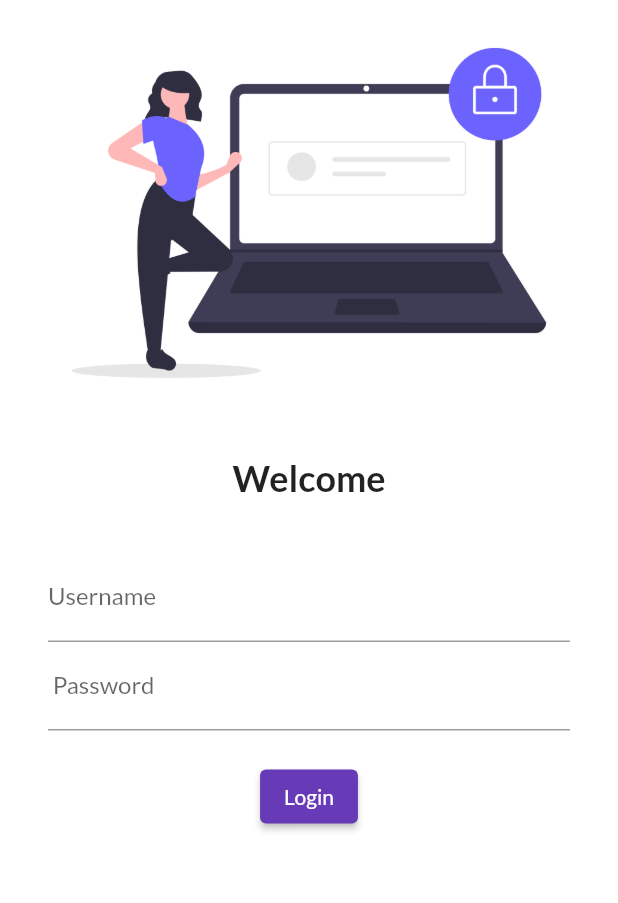
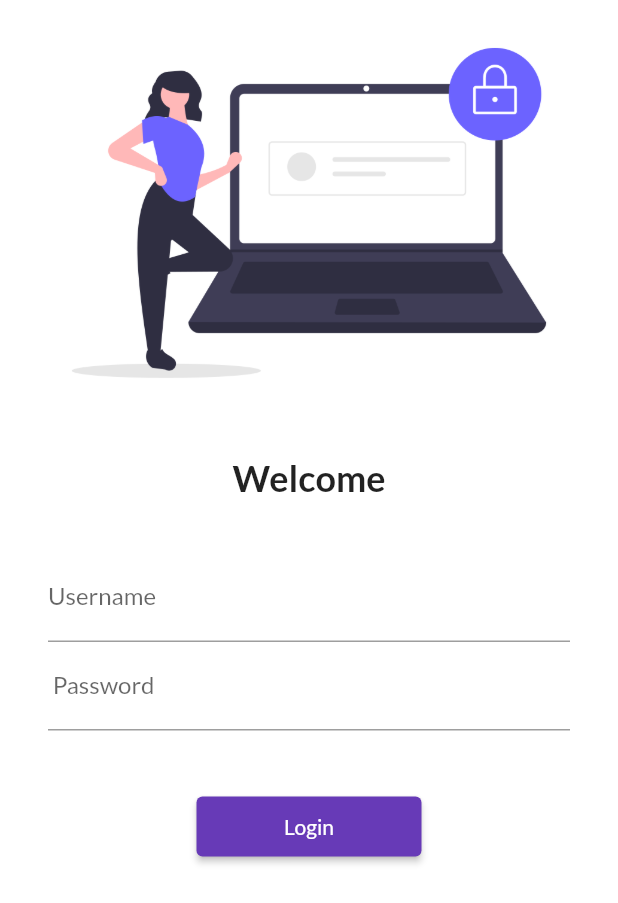
Before and after one commit to tsaurav18/8hoursflutter, a Flutter app: the screen it shows after launch, on a phone screen of 412 x 824 dp. Shown: the top 903 px of the screen. Run offline on Flutter 3.47's test engine with Material 2 defaults, Android fonts, the phone set to English and light mode, and no system bars; our stand-ins replace google_fonts.

Commit message:
day5 completed

```diff
--- a/lib/main.dart
+++ b/lib/main.dart
@@ -1,6 +1,7 @@
 import 'package:flutter/material.dart';
 import 'package:flutter_catalog/pages/home_page.dart';
 import 'package:flutter_catalog/pages/login_page.dart';
+import 'package:flutter_catalog/utils/routes.dart';
 import 'package:google_fonts/google_fonts.dart';
 
 void main() {
@@ -12,17 +13,18 @@ class MyApp extends StatelessWidget {
   Widget build(BuildContext context) {
     //context tells us where is located components
     return MaterialApp(
+      debugShowCheckedModeBanner: false,
       themeMode: ThemeMode.light,
       theme: ThemeData(
         primarySwatch: Colors.deepPurple,
         fontFamily: GoogleFonts.lato().fontFamily,
       ),
       darkTheme: ThemeData(brightness: Brightness.dark),
-      initialRoute: "/login",
+      initialRoute: "/",
       routes: {
         "/": (context) => LoginPage(),
-        "/home": (context) => HomePage(),
-        "/login": (context) => LoginPage(),
+        MyRoutes.loginRoute: (context) => LoginPage(),
+        MyRoutes.homeRoute: (context) => HomePage(),
       },
     );
   }
--- a/lib/pages/login_page.dart
+++ b/lib/pages/login_page.dart
@@ -1,10 +1,12 @@
 import 'package:flutter/material.dart';
+import 'package:flutter_catalog/utils/routes.dart';
 
 class LoginPage extends StatelessWidget {
   @override
   Widget build(BuildContext context) {
     return Material(
       color: Colors.white,
+      child: SingleChildScrollView(
         child: Column(
           children: [
             Image.asset(
@@ -36,19 +38,20 @@ class LoginPage extends StatelessWidget {
                         hintText: "Enter Password", labelText: " Password"),
                   ),
                   SizedBox(
-                  height: 20,
+                    height: 40,
                   ),
                   ElevatedButton(
                       onPressed: () {
-                      print("hiii");
+                        Navigator.pushNamed(context, MyRoutes.homeRoute);
                       },
-                    style: TextButton.styleFrom(),
+                      style: TextButton.styleFrom(minimumSize: Size(150, 40)),
                       child: Text("Login"))
                 ],
               ),
             ),
           ],
         ),
+      ),
     );
   }
 }
--- /dev/null
+++ b/lib/utils/routes.dart
@@ -0,0 +1,4 @@
+class MyRoutes {
+  static String loginRoute = "/login";
+  static String homeRoute = "/home";
+}
```
Lines whose indentation alone changed are shown as unchanged.
